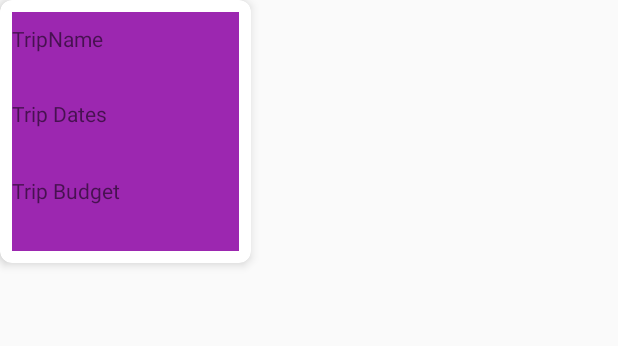
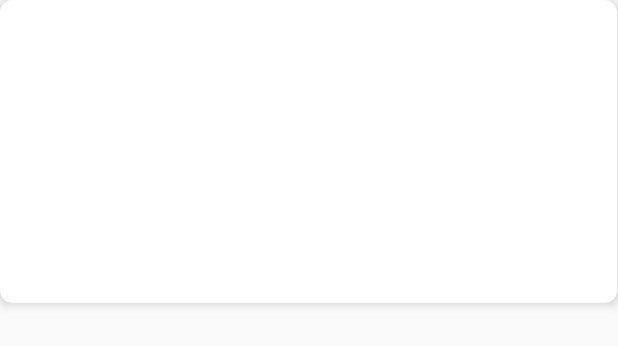
Before and after one commit to baes-of-fbu/Personalized-Itinerary-Generator-, an Android app: the layout item_post.xml on its own in the app's theme, with its tools: preview values and no code run, on a phone screen of 412 x 824 dp. Shown: the top 346 px of the screen. Run offline under Robolectric (Android 15) with nearby library versions, the phone set to English and light mode, and no system bars.

Commit message:
Feed Recyclerview

```diff
--- a/app/src/main/AndroidManifest.xml
+++ b/app/src/main/AndroidManifest.xml
@@ -11,6 +11,7 @@
         android:label="@string/app_name"
         android:roundIcon="@mipmap/ic_launcher_round"
         android:supportsRtl="true"
+        android:usesCleartextTraffic="true"
         android:theme="@style/AppTheme">
         <provider
             android:name="androidx.core.content.FileProvider"
--- a/app/src/main/res/layout/item_post.xml
+++ b/app/src/main/res/layout/item_post.xml
@@ -2,6 +2,7 @@
     xmlns:card_view="http://schemas.android.com/apk/res-auto"
     xmlns:android="http://schemas.android.com/apk/res/android"
     xmlns:app="http://schemas.android.com/apk/res-auto"
+    xmlns:tools="http://schemas.android.com/tools"
     android:id="@+id/cvRoot"
     android:layout_width="wrap_content"
     android:layout_height="wrap_content"
@@ -11,31 +12,31 @@
     card_view:cardElevation="@dimen/card_elevation">
 
     <androidx.constraintlayout.widget.ConstraintLayout
-    android:layout_width="wrap_content"
-    android:layout_height="wrap_content">
+        android:layout_width="411dp"
+        android:layout_height="202dp">
 
         <ImageView
             android:id="@+id/ivTripImage"
-        android:layout_width="151dp"
-        android:layout_height="159dp"
-        android:layout_marginStart="8dp"
-        android:layout_marginTop="8dp"
-        android:layout_marginEnd="8dp"
-        android:layout_marginBottom="8dp"
-        android:background="#9C27B0"
+            android:layout_width="0dp"
+            android:layout_height="0dp"
+            android:background="@android:color/transparent"
+            android:scaleType="centerCrop"
             app:layout_constraintBottom_toBottomOf="parent"
             app:layout_constraintEnd_toEndOf="parent"
             app:layout_constraintHorizontal_bias="0.0"
             app:layout_constraintStart_toStartOf="parent"
-        app:layout_constraintTop_toTopOf="parent" />
+            app:layout_constraintTop_toTopOf="parent"
+            card_view:layout_constraintVertical_bias="0.0" />
 
         <TextView
             android:id="@+id/tvTripName"
             android:layout_width="0dp"
-        android:layout_height="42dp"
-        android:layout_marginTop="8dp"
+            android:layout_height="wrap_content"
             android:background="@android:color/transparent"
-        android:text="TripName"
+            android:text="Trip Name"
+            android:textAlignment="center"
+            android:textColor="@color/white"
+            android:textSize="24sp"
             app:layout_constraintEnd_toEndOf="@+id/ivTripImage"
             app:layout_constraintStart_toStartOf="@+id/ivTripImage"
             app:layout_constraintTop_toTopOf="@+id/ivTripImage" />
@@ -43,11 +44,13 @@
         <TextView
             android:id="@+id/tvTripDates"
             android:layout_width="0dp"
-        android:layout_height="42dp"
+            android:layout_height="0dp"
+            android:layout_marginStart="8dp"
             android:layout_marginTop="8dp"
             android:layout_marginBottom="8dp"
             android:background="@android:color/transparent"
-        android:text="Trip Dates"
+            android:text="Trip Start Date"
+            android:textColor="@color/white"
             app:layout_constraintBottom_toTopOf="@+id/tvTripBudget"
             app:layout_constraintEnd_toEndOf="@+id/ivTripImage"
             app:layout_constraintHorizontal_bias="0.0"
@@ -57,15 +60,36 @@
 
         <TextView
             android:id="@+id/tvTripBudget"
-        android:layout_width="0dp"
-        android:layout_height="42dp"
+            android:layout_width="209dp"
+            android:layout_height="20dp"
             android:layout_marginEnd="8dp"
-        android:layout_marginBottom="8dp"
+            android:layout_marginBottom="16dp"
             android:background="@android:color/transparent"
             android:text="Trip Budget"
+            android:textColor="@color/white"
+            android:textSize="18sp"
             app:layout_constraintBottom_toBottomOf="@+id/ivTripImage"
             app:layout_constraintEnd_toEndOf="@+id/tvTripDates"
-        app:layout_constraintStart_toStartOf="@+id/tvTripDates" />
+            app:layout_constraintStart_toStartOf="@+id/tvTripDates"
+            card_view:layout_constraintHorizontal_bias="0.354" />
+
+        <TextView
+            android:id="@+id/textView6"
+            android:layout_width="66dp"
+            android:layout_height="26dp"
+            android:layout_marginStart="8dp"
+            android:layout_marginTop="8dp"
+            android:layout_marginBottom="20dp"
+            android:text="Budget:"
+            android:textColor="@color/white"
+            android:textSize="18sp"
+            app:layout_constraintBottom_toBottomOf="parent"
+            app:layout_constraintStart_toStartOf="parent"
+            card_view:layout_constraintEnd_toStartOf="@+id/tvTripBudget"
+            card_view:layout_constraintHorizontal_bias="0.0"
+            card_view:layout_constraintTop_toBottomOf="@+id/tvTripDates"
+            card_view:layout_constraintVertical_bias="0.0" />
+
     </androidx.constraintlayout.widget.ConstraintLayout>
 
 </androidx.cardview.widget.CardView>
--- a/app/src/main/res/values/colors.xml
+++ b/app/src/main/res/values/colors.xml
@@ -5,5 +5,5 @@
     <color name="colorAccent">#D81B60</color>
     <color name="white">#FFFFFF</color>
     <color name="black">#000000</color>
-    <color name="LightSkyBlue">#87cefa</color>
+    <color name="LightSkyBlue">#87CEFA</color>
 </resources>
```
Lines whose indentation alone changed are shown as unchanged.
